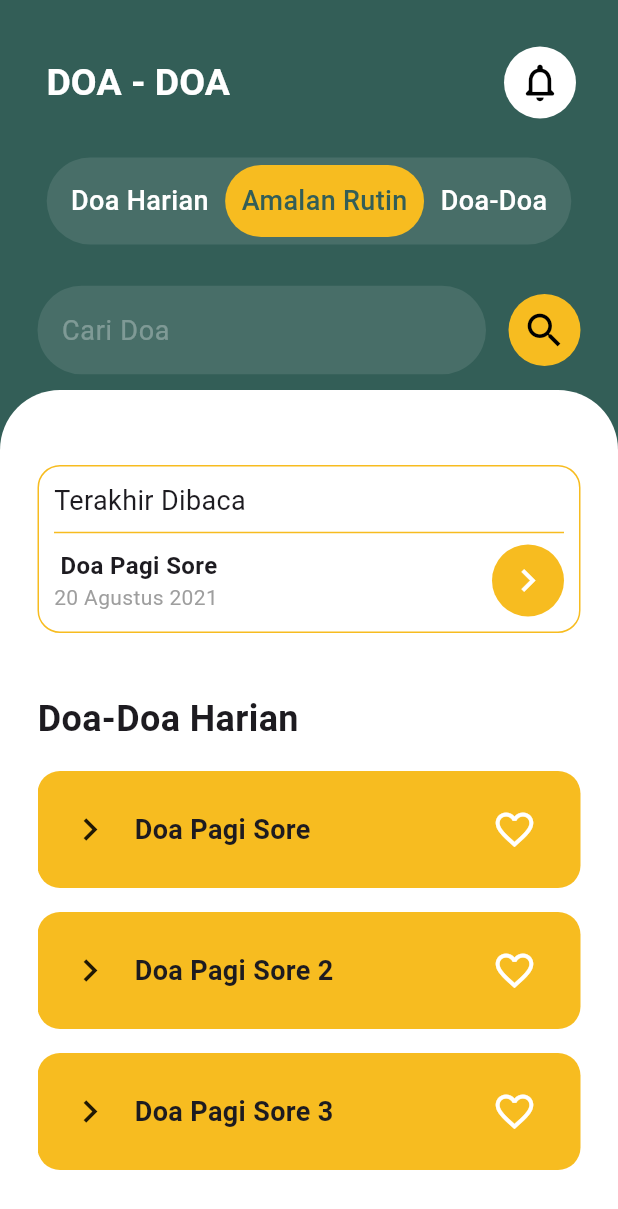
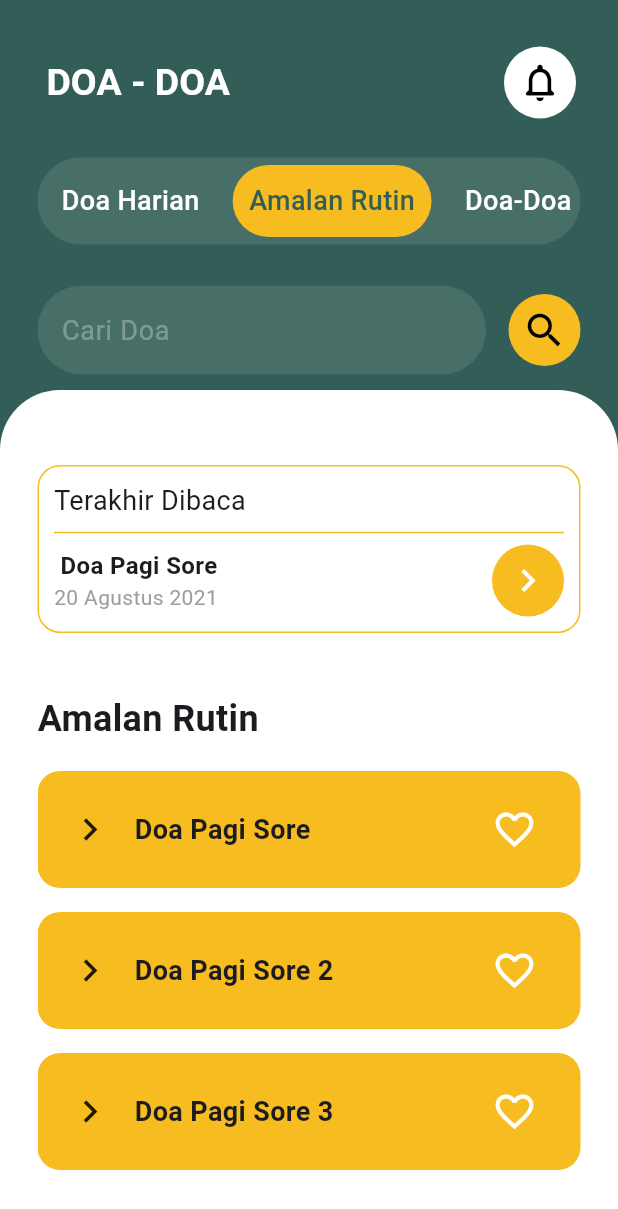
Before and after one commit to annasnurdin/doanya, a Flutter app: the screen it shows after launch, after a tap on "Amalan Rutin", on a phone screen of 412 x 824 dp. Shown: the top 1209 px of the screen. Run offline on Flutter 3.47's test engine with Material 3 defaults, Android fonts, the phone set to English and light mode, and no system bars; our stand-ins replace google_fonts, hive, hive_flutter; accounts and stored records are empty; Roboto replaces fonts that are missing (Poppins).

Commit message:
klik buildPilihanItem

```diff
--- a/lib/pages/home.dart
+++ b/lib/pages/home.dart
@@ -19,6 +19,7 @@ class _HomeState extends State<Home> {
   bool _expanded = false;
   bool _isSearching = false;
   int selectedIndex = 0;
+  String selectedPilihanItem = 'Doa Harian';
 
   //init
   @override
@@ -136,6 +137,10 @@ class _HomeState extends State<Home> {
                     ),
                     child: SingleChildScrollView(
                       scrollDirection: Axis.horizontal,
+                      child: ConstrainedBox(
+                        constraints: BoxConstraints(
+                          minWidth: MediaQuery.of(context).size.width - 50,
+                        ),
                         child: Row(
                           mainAxisAlignment: MainAxisAlignment.spaceBetween,
                           children: [
@@ -143,6 +148,7 @@ class _HomeState extends State<Home> {
                             _buildPilihanItem('Amalan Rutin', 1),
                             _buildPilihanItem('Doa-Doa', 2),
                           ],
+                        ),
                       ),
                     ),
                   ),
@@ -244,9 +250,9 @@ class _HomeState extends State<Home> {
                   padding: const EdgeInsets.only(
                     top: 40.0,
                   ),
-                  child: const Text(
-                    'Doa-Doa Harian',
-                    style: TextStyle(
+                  child: Text(
+                    selectedPilihanItem,
+                    style: const TextStyle(
                       fontSize: 24.0,
                       fontWeight: FontWeight.bold,
                     ),
@@ -281,6 +287,17 @@ class _HomeState extends State<Home> {
       onTap: () {
         setState(() {
           selectedIndex = index;
+
+          if (title == 'Doa Harian') {
+            selectedPilihanItem = 'Doa Harian';
+            // selectedDoaList = boxDoa.values.where((doa) => doa.type == 'harian').toList();
+          } else if (title == 'Amalan Rutin') {
+            selectedPilihanItem = 'Amalan Rutin';
+            // selectedDoaList = boxDoa.values.where((doa) => doa.type == 'rutin').toList();
+          } else if (title == 'Doa-Doa') {
+            selectedPilihanItem = 'Doa-Doa';
+            // selectedDoaList = boxDoa.values.where((doa) => doa.type == 'doa').toList();
+          }
         });
       },
       child: AnimatedContainer(
```
Lines whose indentation alone changed are shown as unchanged.
